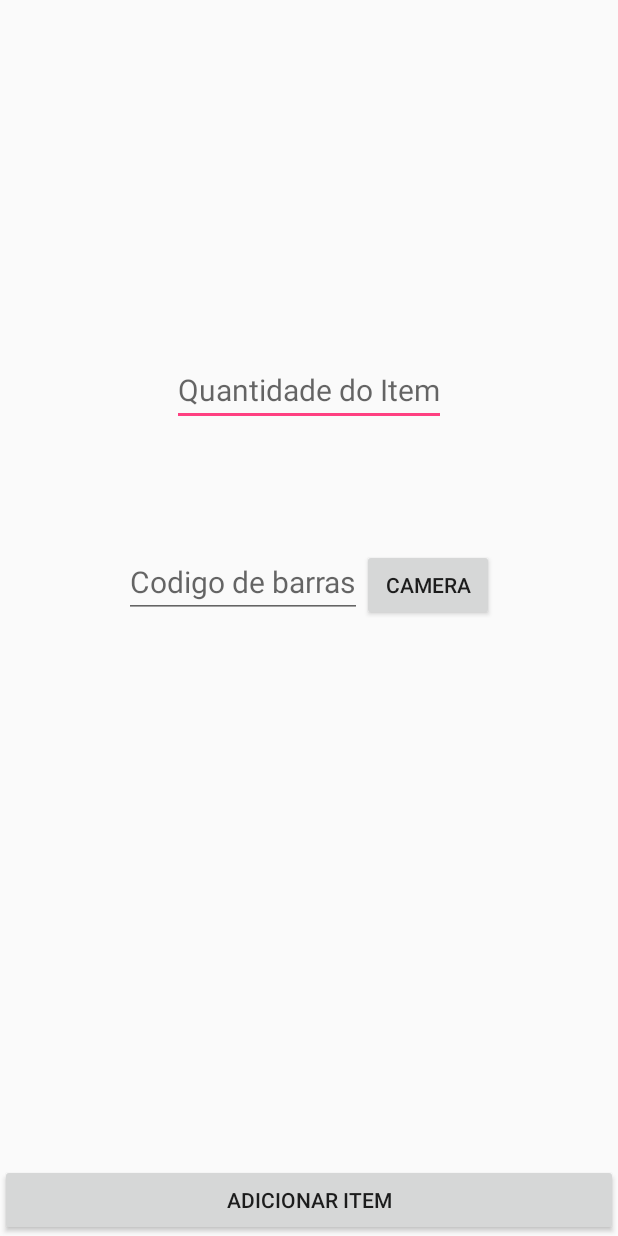
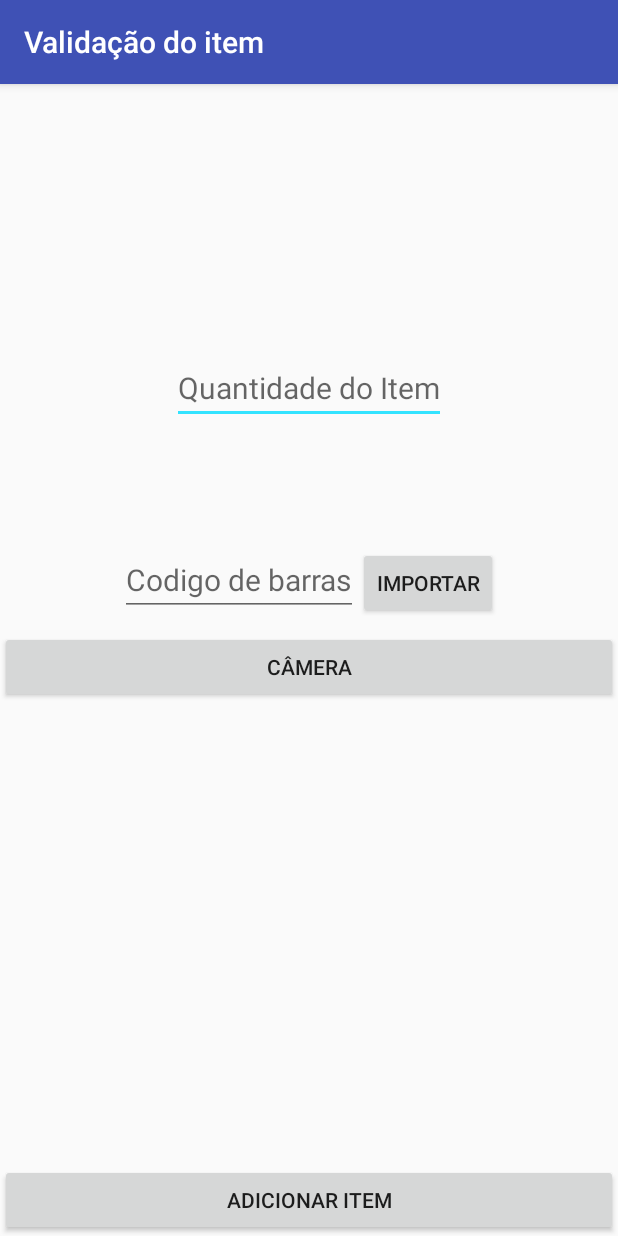
Before and after one commit to luisgouvea/GouveaApp, an Android app: the CheckOrderValidItemActivity screen opened directly, with no data from a screen before it, on a phone screen of 412 x 824 dp. Run offline under Robolectric (Android 15) with nearby library versions, the phone set to English and light mode, and no system bars; libraries missing offline, so code that uses them is left out: me.dm7.barcodescanner.

Commit message:
vsxvs dvs

```diff
--- a/app/src/main/java/com/gouvealtda/gouvea/activity/checkOrder/CheckOrderValidItemActivity.java
+++ b/app/src/main/java/com/gouvealtda/gouvea/activity/checkOrder/CheckOrderValidItemActivity.java
@@ -1,5 +1,6 @@
 package com.gouvealtda.gouvea.activity.checkOrder;
 
+import android.app.Dialog;
 import android.content.Intent;
 import android.os.Bundle;
 import android.view.View;
@@ -24,6 +25,7 @@ public class CheckOrderValidItemActivity extends BaseActivity implements View.On
      */
     private Button btnActiveCamera;
     private Button btnFinishedItem;
+    private Button btnImportBarcode;
     private EditText editTextBarcode;
     private EditText editTextQtdItem;
 
@@ -62,6 +64,7 @@ public class CheckOrderValidItemActivity extends BaseActivity implements View.On
     @Override
     public void setInterfacesFindView() {
         btnActiveCamera = findViewById(R.id.btnActiveCamera);
+        btnImportBarcode = findViewById(R.id.btnImportBarcode);
         btnFinishedItem = findViewById(R.id.btnFinishedItem);
         editTextBarcode = findViewById(R.id.editTextBarcode);
         editTextQtdItem = findViewById(R.id.editTextQtdItem);
@@ -71,6 +74,7 @@ public class CheckOrderValidItemActivity extends BaseActivity implements View.On
     public void setHandlerInterface() {
         btnActiveCamera.setOnClickListener(this);
         btnFinishedItem.setOnClickListener(this);
+        btnImportBarcode.setOnClickListener(this);
     }
 
     @Override
@@ -83,16 +87,31 @@ public class CheckOrderValidItemActivity extends BaseActivity implements View.On
 
             startActivity(intentRecoverPassword); // Start intent without transitions
 
+        } else if (id == R.id.btnImportBarcode) {
+            // importar algum codigo de barras dentro do app
+            clickBtnImportBarcode();
         } else if (id == R.id.btnFinishedItem) {
             // valida o item
             clickBtnValideItem();
         }
     }
 
+
+    public void clickBtnImportBarcode() {
+        //open dialog
+        openActivityChooseBarcode();
+    }
+
     public void clickBtnValideItem() {
         if (fieldsFormFilledAndOk()) {
             executeValidItem();
         }
+    }
+
+    private void openActivityChooseBarcode() {
+        Intent intentRecoverPassword = new Intent(getContext(), CheckOrderChooseBarcodeActivity.class);
+
+        startActivity(intentRecoverPassword);
     }
 
     private Boolean fieldsFormFilledAndOk() {
@@ -107,7 +126,7 @@ public class CheckOrderValidItemActivity extends BaseActivity implements View.On
                 Toast.makeText(this, "O campo Quantidade deve ser preenchido corretamente.",
                         Toast.LENGTH_LONG).show();
 
-            //} else if (LibraryUtil.IsTextFieldEmpty(editTextBarcode) && barcode.length() <= 11) {
+                //} else if (LibraryUtil.IsTextFieldEmpty(editTextBarcode) && barcode.length() <= 11) {
             } else if (LibraryUtil.IsTextFieldEmpty(editTextBarcode) && barcode.length() <= 0) {
                 Toast.makeText(this, "O campo Código de Barras deve ser preenchido corretamente.",
                         Toast.LENGTH_LONG).show();
@@ -127,7 +146,7 @@ public class CheckOrderValidItemActivity extends BaseActivity implements View.On
 
         ItemOrder itemOrder = checkBarcodeExits(barcode);
 
-        if ( itemOrder != null) { // encontrou na lista
+        if (itemOrder != null) { // encontrou na lista
             if (qtdItem.equals(itemOrder.getQtd())) {
                 // quatidade bateu
                 if (CheckOrderValidationActivity.getListItemOrderCurrent() == null) {
--- /dev/null
+++ b/app/src/main/res/drawable/bg_button_green.xml
@@ -0,0 +1,5 @@
+<?xml version="1.0" encoding="utf-8"?>
+<shape xmlns:android="http://schemas.android.com/apk/res/android">
+    <solid android:color="@color/lightGreen" />
+    <corners android:radius="50dp" />
+</shape>
--- a/app/src/main/res/layout/check_order_valid_item_activity.xml
+++ b/app/src/main/res/layout/check_order_valid_item_activity.xml
@@ -44,15 +44,20 @@
                     android:digits="1234567890" />
 
                 <Button
-                    android:id="@+id/btnActiveCamera"
+                    android:id="@+id/btnImportBarcode"
                     android:layout_width="wrap_content"
                     android:layout_height="wrap_content"
-                    android:text="camera"/>
+                    android:text="Importar" />
             </LinearLayout>
-
-
         </LinearLayout>
 
+        <Button
+            android:id="@+id/btnActiveCamera"
+            android:layout_width="match_parent"
+            android:layout_height="wrap_content"
+            android:text="Câmera"
+            android:layout_marginTop="10dp"
+            android:layout_gravity="center"/>
 
 
         <LinearLayout
--- a/app/src/main/res/values/colors.xml
+++ b/app/src/main/res/values/colors.xml
@@ -2,9 +2,11 @@
 <resources>
     <color name="colorPrimary">#3F51B5</color>
     <color name="colorPrimaryDark">#303F9F</color>
-    <color name="colorAccent">#FF4081</color>
+    <!--<color name="colorAccent">#FF4081</color>-->
+    <color name="colorAccent">#33E3FF</color>
     <color name="colorVeado">#800080</color>
     <color name="green">#35877b</color>
     <color name="white">#f5f5f5</color>
     <color name="lightGray">#F5F5F5</color>
+    <color name="lightGreen">#2EBF91</color>
 </resources>
```
Also changed, not shown: app/src/main/AndroidManifest.xml (+8 -4 lines), app/src/main/java/com/gouvealtda/gouvea/activity/checkOrder/CheckOrderChooseBarcodeActivity.java (added, +26 -0 lines).
